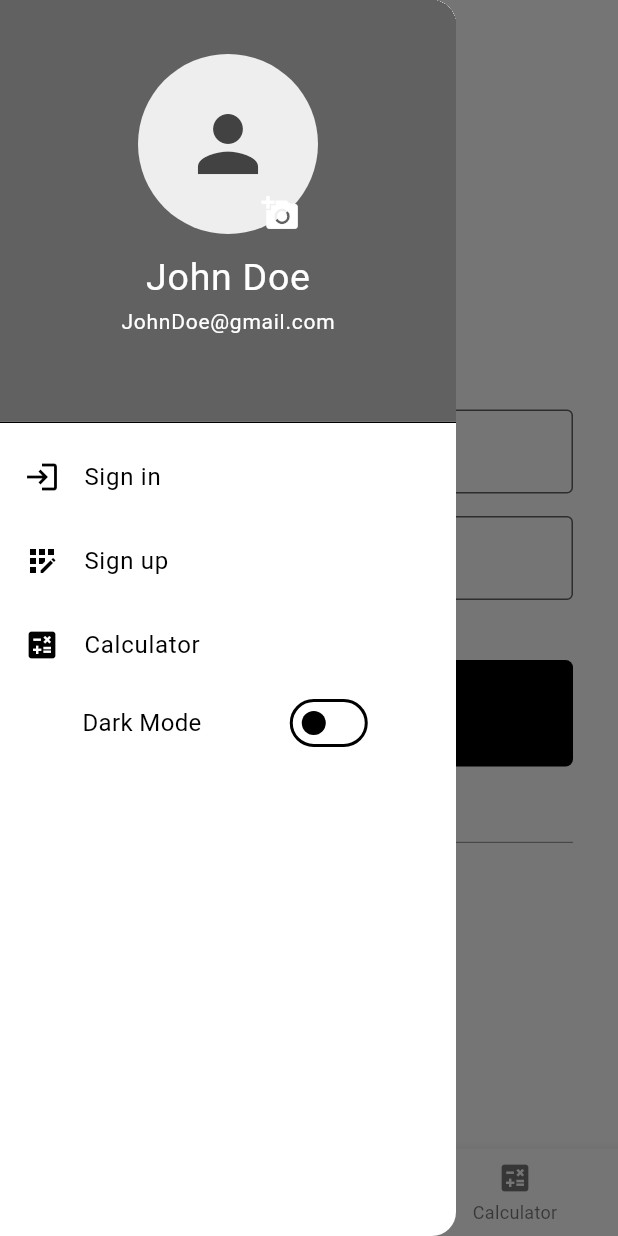
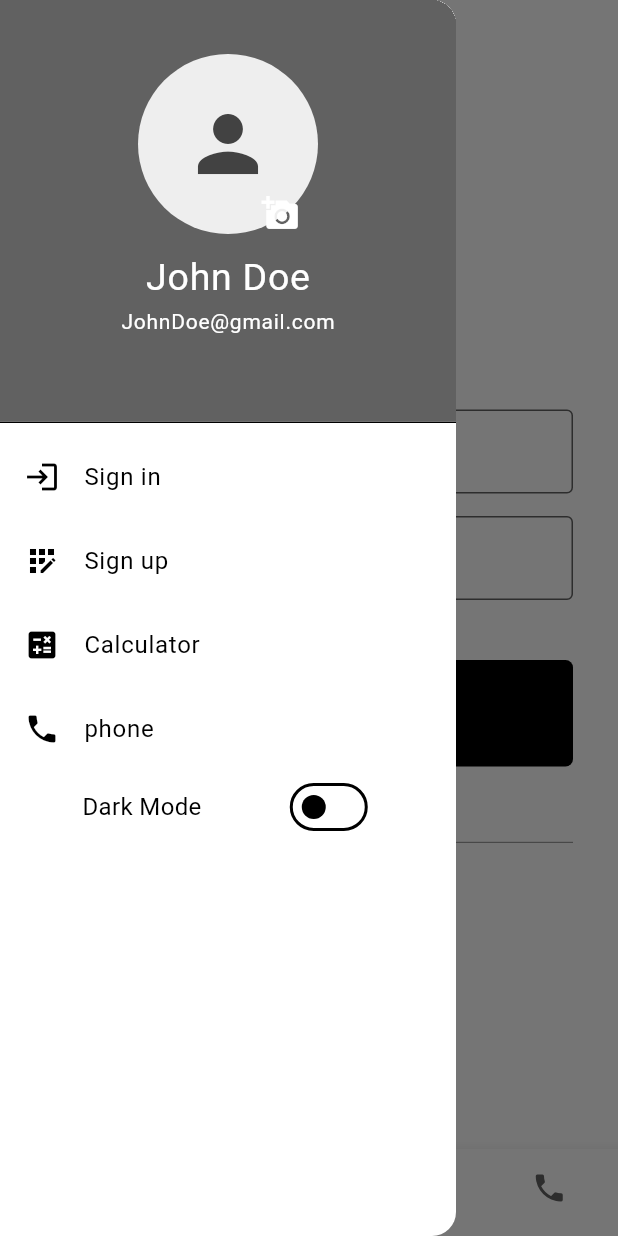
Before and after one commit to bossclement/MobileProgramming, a Flutter app: the screen it shows after launch, with the side drawer open, on a phone screen of 412 x 824 dp. Run offline on Flutter 3.47's test engine with Material 3 defaults, Android fonts, the light colour scheme and no system bars; our stand-ins replace connectivity_plus, firebase_auth, firebase_core, fluttertoast, google_sign_in, image_picker and 2 more; missing offline and left inert: fast_contacts; accounts and stored records are empty; generated files the repository leaves out were written again.

Commit message:
new changes

```diff
--- a/Assignment_4/app/lib/l10n/app_en.arb
+++ b/Assignment_4/app/lib/l10n/app_en.arb
@@ -13,5 +13,6 @@
     "connectedTo": "Connected To Mobile Network",
     "noInter": "No internet connection",
     "unkown": "Network status unknown",
-    "wifi": "Connected to WiFi"
+    "wifi": "Connected to WiFi",
+    "phone": "phone"
 }
--- a/Assignment_4/app/lib/l10n/app_rw.arb
+++ b/Assignment_4/app/lib/l10n/app_rw.arb
@@ -13,5 +13,6 @@
     "connectedTo": "uri kuri bundle",
     "noInter": "Nta interineti ufite",
     "unkown": "Interineti ntigaragara",
-    "wifi": "Uri kuri WiFi"
+    "wifi": "Uri kuri WiFi",
+    "phone": "phone"
 }
--- a/Assignment_4/app/lib/main.dart
+++ b/Assignment_4/app/lib/main.dart
@@ -3,6 +3,7 @@ import 'dart:io';
 import 'package:app/components/bottomSheet.dart';
 import 'package:app/pages/auth_page.dart';
 import 'package:app/pages/calculator.dart';
+import 'package:app/pages/contact_page.dart';
 import 'package:app/pages/reg_page.dart';
 import 'package:app/themes/theme_provider.dart';
 import 'package:flutter/material.dart';
@@ -69,6 +70,7 @@ class _MyHomePageState extends State<MyHomePage> {
     AuthPage(),
     RegPage(),
     CalculatorScreen(),
+    ContactPage(),
   ];
 
   var _subscription;
@@ -174,7 +176,13 @@ class _MyHomePageState extends State<MyHomePage> {
             icon: Icon(Icons.calculate),
             label: context.loc.calc,
           ),
+          BottomNavigationBarItem(
+            icon: Icon(Icons.phone),
+            label: context.loc.phone,
+          ),
         ],
+        selectedItemColor: Theme.of(context).colorScheme.primary,
+        unselectedItemColor: Theme.of(context).colorScheme.secondary,
         currentIndex: _selectedIndex,
         onTap: _onItemTapped,
       ),
@@ -280,6 +288,16 @@ class _MyHomePageState extends State<MyHomePage> {
                 });
               },
             ),
+            ListTile(
+              leading: Icon(Icons.phone),
+              title: Text(context.loc.phone),
+              onTap: () {
+                Navigator.pop(context);
+                setState(() {
+                  _selectedIndex = 3;
+                });
+              },
+            ),
             Row(
               mainAxisAlignment: MainAxisAlignment.spaceEvenly,
               children: [
```
Also changed, not shown: Assignment_4/app/lib/pages/contact_page.dart (+63 -0 lines), Assignment_4/app/assets/contact.gif (added), 2 other files.
